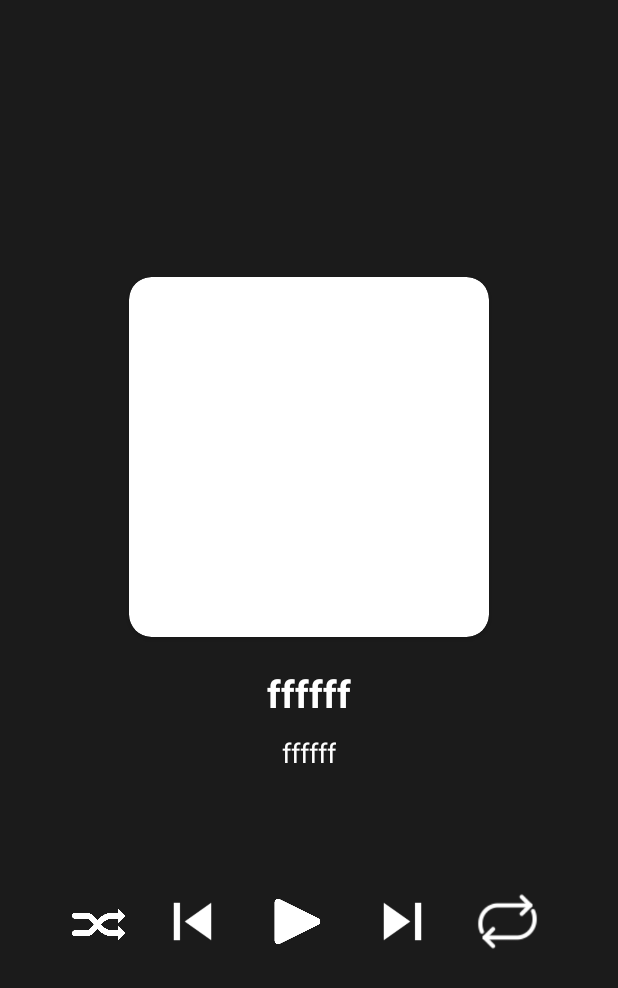
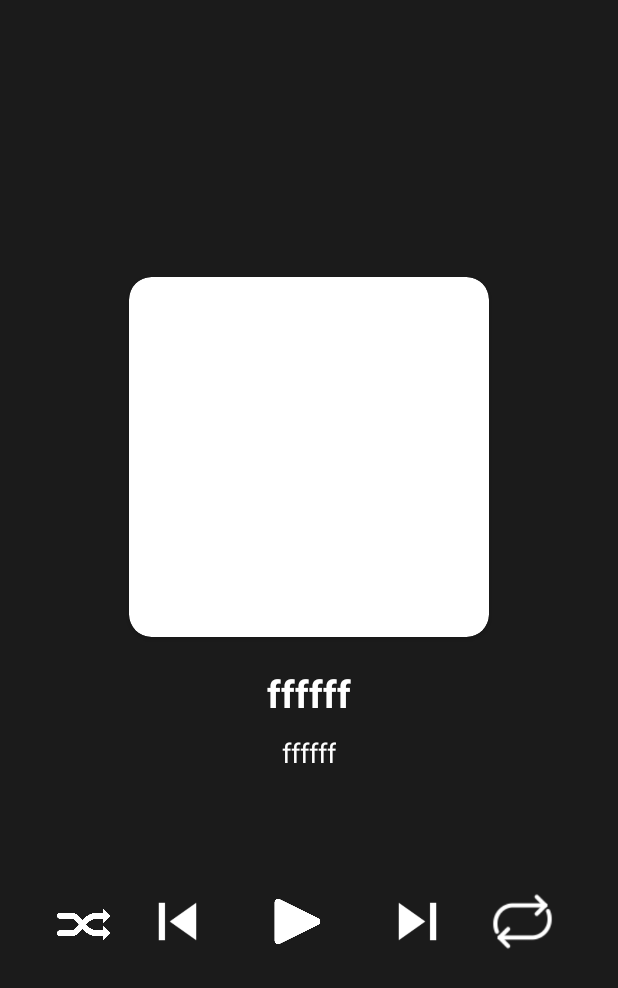
Before and after one commit to Blahblahlolhahaha/MusicPlayer, an Android app: the layout playing.xml on its own in the app's theme, with its tools: preview values and no code run, on a phone screen of 412 x 824 dp. Shown: the top 988 px of the screen. Run offline under Robolectric (Android 15) with nearby library versions, the phone set to English and light mode, and no system bars.

```diff
--- a/app/build.gradle
+++ b/app/build.gradle
@@ -3,7 +3,7 @@ plugins {
 }
 
 android {
-    compileSdkVersion 30
+    compileSdkVersion 29
     buildToolsVersion "30.0.2"
 
     defaultConfig {
--- a/app/src/main/AndroidManifest.xml
+++ b/app/src/main/AndroidManifest.xml
@@ -1,7 +1,8 @@
 <?xml version="1.0" encoding="utf-8"?>
 <manifest xmlns:android="http://schemas.android.com/apk/res/android"
     package="com.example.musicplayer">
-
+    <uses-permission android:name="android.permission.READ_EXTERNAL_STORAGE"/>
+    <uses-permission android:name="android.permission.WRITE_EXTERNAL_STORAGE"/>
     <application
         android:allowBackup="true"
         android:icon="@mipmap/ic_launcher"
@@ -15,7 +16,6 @@
             android:theme="@style/Theme.MusicPlayer.NoActionBar">
             <intent-filter>
                 <action android:name="android.intent.action.MAIN" />
-
                 <category android:name="android.intent.category.LAUNCHER" />
             </intent-filter>
         </activity>
--- a/app/src/main/res/layout/activity_main.xml
+++ b/app/src/main/res/layout/activity_main.xml
@@ -1,6 +1,4 @@
 <RelativeLayout xmlns:android="http://schemas.android.com/apk/res/android"
-    xmlns:app="http://schemas.android.com/apk/res-auto"
-    xmlns:tools="http://schemas.android.com/tools"
     android:layout_width="match_parent"
     android:layout_height="match_parent"
     android:background="@color/black">
@@ -62,9 +60,9 @@
                 android:layout_height="30dp"
                 android:background="@drawable/next" />
         </LinearLayout>
-
     </androidx.appcompat.widget.LinearLayoutCompat>
     <FrameLayout
+        android:id="@+id/fragment"
         android:layout_width="match_parent"
         android:layout_height="match_parent"/>
 </RelativeLayout>
--- a/app/src/main/res/layout/playing.xml
+++ b/app/src/main/res/layout/playing.xml
@@ -32,6 +32,7 @@
         android:text="ffffff"
         android:textColor="@color/white"
         android:textSize="18dp"
+        android:textAlignment="center"
         android:layout_marginBottom="50dp"/>
     <androidx.core.widget.ContentLoadingProgressBar
         android:layout_width="350dp"
@@ -40,7 +41,6 @@
     <LinearLayout
         android:layout_width="match_parent"
         android:layout_height="wrap_content"
-        android:paddingHorizontal="10dp"
         android:gravity="center"
         android:orientation="horizontal">
         <androidx.appcompat.widget.AppCompatImageButton
@@ -57,13 +57,13 @@
             android:layout_width="50dp"
             android:layout_height="50dp"
             android:background="@drawable/previous"
-            android:layout_marginEnd="20dp"/>
+            android:layout_marginEnd="30dp"/>
         <androidx.appcompat.widget.AppCompatImageButton
             android:id="@+id/play"
             android:layout_width="50dp"
             android:layout_height="50dp"
             android:background="@drawable/play"
-            android:layout_marginEnd="20dp"/>
+            android:layout_marginEnd="30dp"/>
         <androidx.appcompat.widget.AppCompatImageButton
             android:id="@+id/next"
             android:layout_width="50dp"
--- a/app/src/main/res/values-night/themes.xml
+++ b/app/src/main/res/values-night/themes.xml
@@ -2,9 +2,9 @@
     <!-- Base application theme. -->
     <style name="Theme.MusicPlayer" parent="Theme.AppCompat.Light.DarkActionBar">
         <!-- Primary brand color. -->
-        <item name="colorPrimary">@color/purple_200</item>
-        <item name="colorPrimaryDark">@color/purple_700</item>
-        <item name="colorAccent">@color/teal_200</item>
+        <item name="colorPrimary">@color/black</item>
+        <item name="colorPrimaryDark">@color/black</item>
+        <item name="colorAccent">@color/blue</item>
         <!-- Customize your theme here. -->
     </style>
 </resources>
```
Also changed, not shown: app/src/main/java/com/example/musicplayer/MainActivity.java (+90 -0 lines), app/src/main/java/com/example/musicplayer/workers/SongManager.java (added, +16 -0 lines), app/src/main/res/drawable/reee.svg (deleted).
